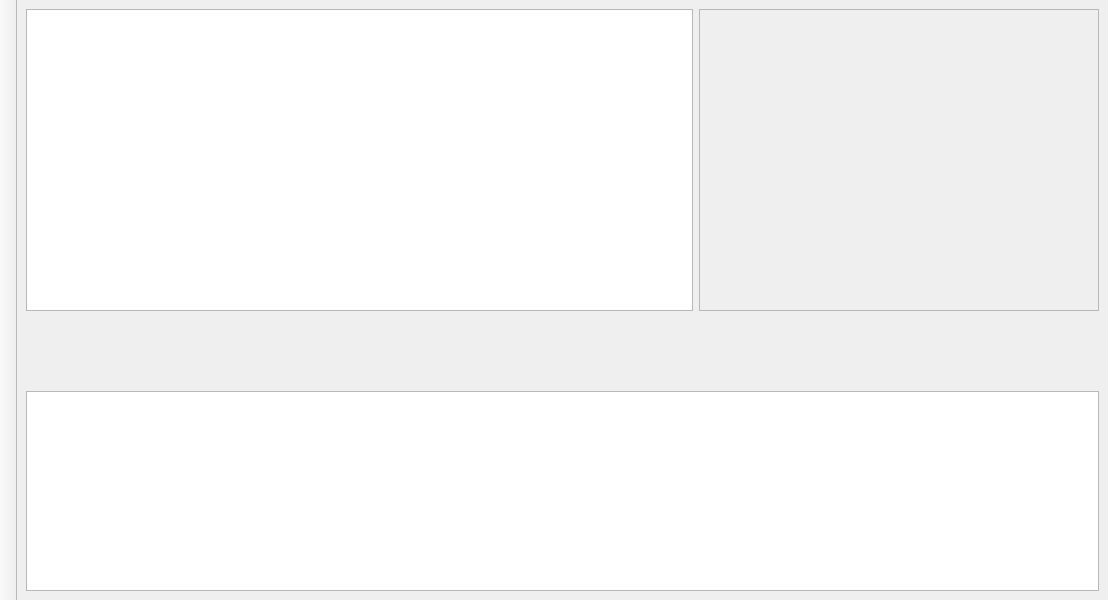
Qt form Src/mainwindow.ui (Vivx701/FrameFlow) before a commit.
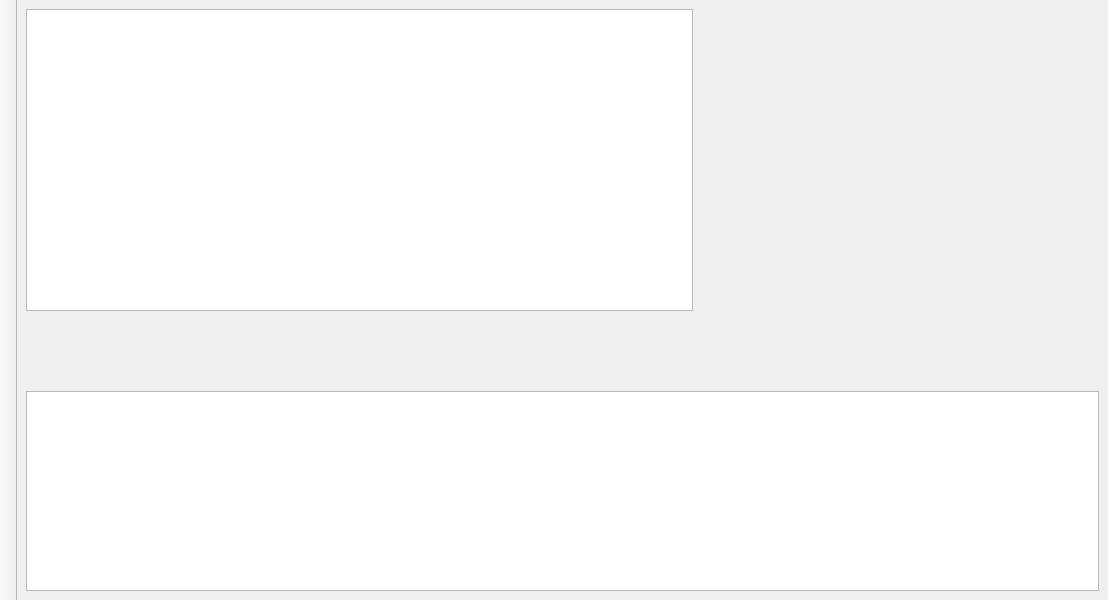
The same form after that commit. Icons and pictures are not drawn.

```diff
--- a/Src/mainwindow.ui
+++ b/Src/mainwindow.ui
@@ -45,10 +45,13 @@
          </size>
         </property>
         <property name="frameShape">
-         <enum>QFrame::StyledPanel</enum>
+         <enum>QFrame::NoFrame</enum>
         </property>
         <property name="frameShadow">
-         <enum>QFrame::Raised</enum>
+         <enum>QFrame::Plain</enum>
+        </property>
+        <property name="lineWidth">
+         <number>0</number>
         </property>
         <layout class="QVBoxLayout" name="verticalLayout">
          <item>
```
Left out of the diff: 2 changed lines with no effect on the pictures.
